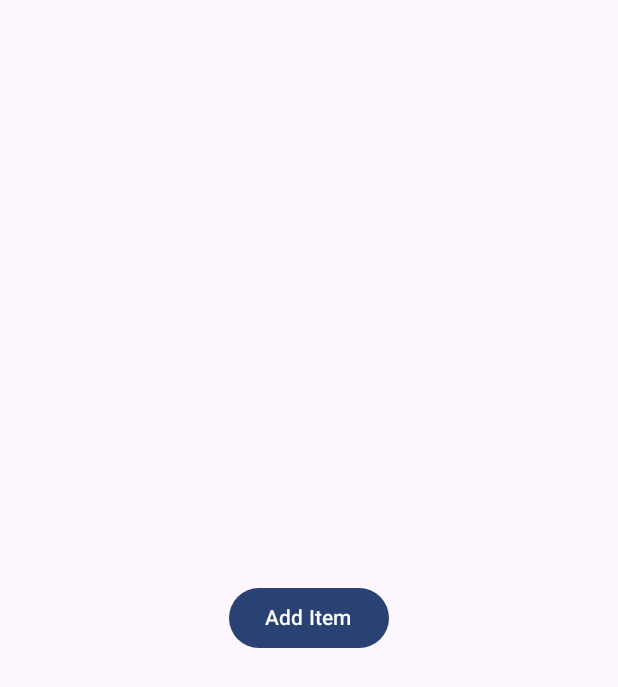
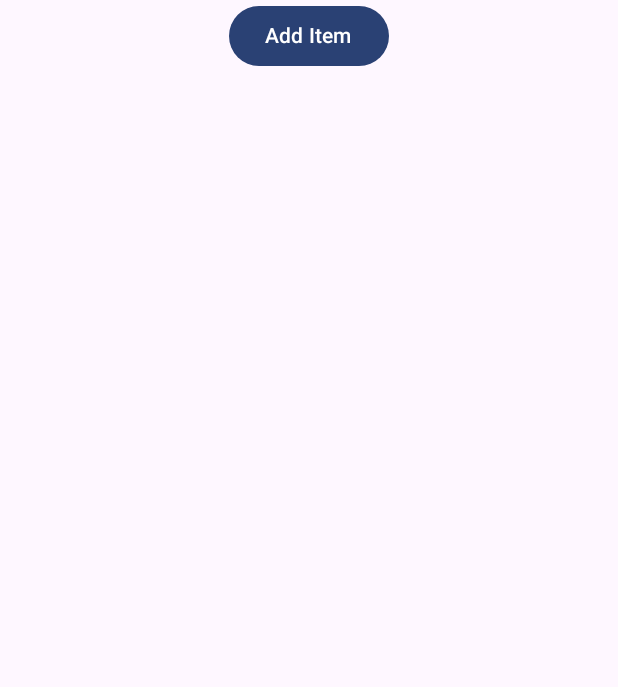
Before and after one commit to FdHerrera/android-learning, an Android app built with Jetpack Compose: the screen it shows after launch (MainActivity), on a phone screen of 412 x 824 dp. Shown: the top 687 px of the screen. Run offline under Robolectric (Android 15) with nearby library versions, the phone set to English and light mode, and no system bars.

Commit message:
Add shopping items, move app

```diff
--- a/ShoppingListApp/app/build.gradle.kts
+++ b/ShoppingListApp/app/build.gradle.kts
@@ -6,7 +6,7 @@ plugins {
 
 android {
     namespace = "com.fdherrera.shoppinglistapp"
-    compileSdk = 34
+    compileSdk = 35
 
     defaultConfig {
         applicationId = "com.fdherrera.shoppinglistapp"
--- a/ShoppingListApp/app/src/main/java/com/fdherrera/shoppinglistapp/MainActivity.kt
+++ b/ShoppingListApp/app/src/main/java/com/fdherrera/shoppinglistapp/MainActivity.kt
@@ -4,15 +4,9 @@ import android.os.Bundle
 import androidx.activity.ComponentActivity
 import androidx.activity.compose.setContent
 import androidx.activity.enableEdgeToEdge
-import androidx.compose.foundation.layout.Arrangement
-import androidx.compose.foundation.layout.Column
 import androidx.compose.foundation.layout.fillMaxSize
-import androidx.compose.material3.Button
 import androidx.compose.material3.MaterialTheme
 import androidx.compose.material3.Surface
-import androidx.compose.material3.Text
-import androidx.compose.runtime.Composable
-import androidx.compose.ui.Alignment
 import androidx.compose.ui.Modifier
 import com.fdherrera.shoppinglistapp.ui.theme.ShoppingListAppTheme
 
@@ -32,18 +26,3 @@ class MainActivity : ComponentActivity() {
         }
     }
 }
-
-@Composable
-fun ShoppingListApp() {
-    Column(
-        modifier = Modifier.fillMaxSize(),
-        verticalArrangement = Arrangement.Center
-    ) {
-        Button(
-            onClick = {},
-            modifier = Modifier.align(Alignment.CenterHorizontally)
-        ) {
-            Text("Add Item")
-        }
-    }
-}
--- /dev/null
+++ b/ShoppingListApp/app/src/main/java/com/fdherrera/shoppinglistapp/ShoppingList.kt
@@ -0,0 +1,49 @@
+package com.fdherrera.shoppinglistapp
+
+import androidx.compose.foundation.layout.Arrangement
+import androidx.compose.foundation.layout.Column
+import androidx.compose.foundation.layout.fillMaxSize
+import androidx.compose.foundation.layout.padding
+import androidx.compose.foundation.lazy.LazyColumn
+import androidx.compose.foundation.lazy.items
+import androidx.compose.material3.Button
+import androidx.compose.material3.Text
+import androidx.compose.runtime.Composable
+import androidx.compose.runtime.getValue
+import androidx.compose.runtime.mutableStateOf
+import androidx.compose.runtime.remember
+import androidx.compose.ui.Alignment
+import androidx.compose.ui.Modifier
+import androidx.compose.ui.unit.dp
+
+data class ShoppingItem(
+    val id: Int,
+    var name: String,
+    var quantity: Int,
+    var isEditing: Boolean = false
+)
+
+@Composable
+fun ShoppingListApp() {
+    Column(
+        modifier = Modifier.fillMaxSize(),
+        verticalArrangement = Arrangement.Center
+    ) {
+        val shoppingItems by remember { mutableStateOf(listOf<ShoppingItem>()) }
+        Button(
+            onClick = {},
+            modifier = Modifier.align(Alignment.CenterHorizontally)
+        ) {
+            Text("Add Item")
+        }
+        LazyColumn(
+            modifier = Modifier
+                .fillMaxSize()
+                .padding(16.dp)
+        ) {
+            items(shoppingItems) {
+
+            }
+        }
+    }
+}
```
